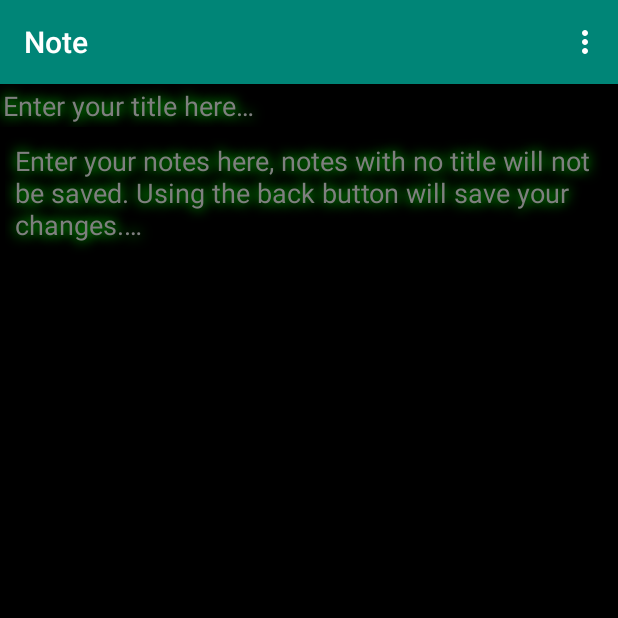
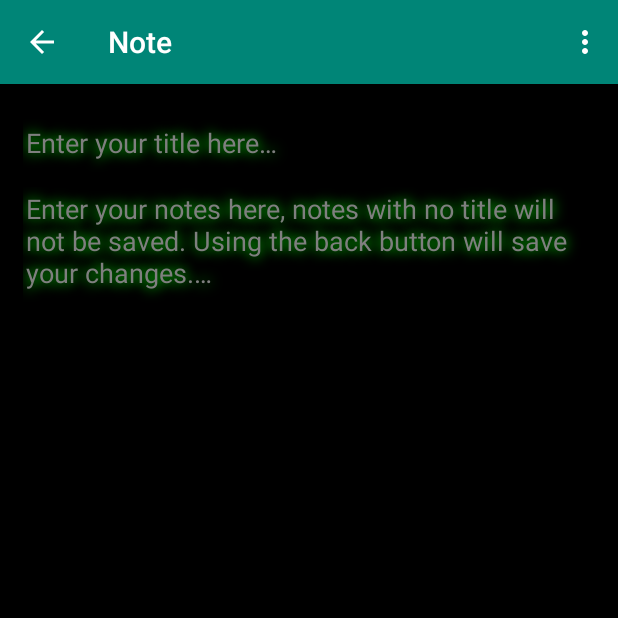
Before and after one commit to developingAlex/Noteal, an Android app: the DisplayNote screen opened directly, with no data from a screen before it, on a phone screen of 412 x 824 dp, the top half of it. Run offline under Robolectric (Android 15) with nearby library versions, the phone set to English and light mode, and no system bars.

Commit message:
made some tweaks

```diff
--- a/app/src/main/AndroidManifest.xml
+++ b/app/src/main/AndroidManifest.xml
@@ -12,11 +12,11 @@
         <activity android:name=".MainActivity">
             <intent-filter>
                 <action android:name="android.intent.action.MAIN" />
-
                 <category android:name="android.intent.category.LAUNCHER" />
             </intent-filter>
         </activity>
         <activity
+            android:parentActivityName=".MainActivity"
             android:name="developingAlex.noteal.DisplayNote"
             android:label="@string/title_activity_display_note" >
         </activity>
--- a/app/src/main/res/layout/activity_display_note.xml
+++ b/app/src/main/res/layout/activity_display_note.xml
@@ -3,31 +3,41 @@
 <LinearLayout xmlns:android="http://schemas.android.com/apk/res/android"
 android:layout_width="match_parent"
 android:layout_height="match_parent"
-android:background="@color/White"
+android:background="@color/Black"
 android:orientation="vertical" >
 
     <EditText
         android:id="@+id/title_text"
         android:layout_width="match_parent"
-    android:layout_height="wrap_content"
+        android:layout_marginEnd="10dp"
+        android:layout_height="48dp"
+        android:layout_marginTop="15dp"
+        android:layout_weight="0"
+        android:background="@color/Black"
+        android:hint="@string/title_hint"
+        android:inputType="textEmailSubject"
         android:maxLength="29"
-    android:layout_weight="0"
-    android:inputType="textEmailSubject"
+        android:minHeight="32dp"
         android:padding="2dp"
-    android:background="@color/Black"
-    android:textColor="@color/White"
         android:shadowColor="@color/Green"
         android:shadowDx="0"
         android:shadowDy="0"
         android:shadowRadius="10.11"
+        android:textColor="@color/White"
         android:textColorHint="@color/Grey"
         android:textCursorDrawable="@null"
-    android:hint = "@string/title_hint"/>
+        android:importantForAutofill="no"
+        android:layout_marginStart="15dp"
+        android:layout_marginLeft="15dp"
+        android:layout_marginRight="10dp" />
 <!-- 						   higher values for the shadowRadius result in a softer shadow. -->
 
 <EditText
     android:id="@+id/body_text"
-    android:padding="10dp"
+    android:layout_marginLeft="15dp"
+    android:layout_marginEnd="10dp"
+    android:layout_marginTop="5dp"
+    android:padding="2dp"
     android:textCursorDrawable="@null"
     android:layout_width="match_parent"
     android:layout_height="match_parent"
@@ -42,7 +52,10 @@ android:orientation="vertical" >
     android:ems="10"
     android:gravity="left|top"
     android:inputType="textLongMessage|textMultiLine"
-    android:hint="@string/noteBody_hint"/>
+    android:hint="@string/noteBody_hint"
+    android:importantForAutofill="no"
+    android:layout_marginStart="15dp"
+    android:layout_marginRight="10dp" />
 
 
 </LinearLayout>
```
Also changed, not shown: app/src/main/java/developingAlex/noteal/DisplayNote.java (+11 -6 lines), 2 other files. Lines whose indentation alone changed are shown as unchanged.
